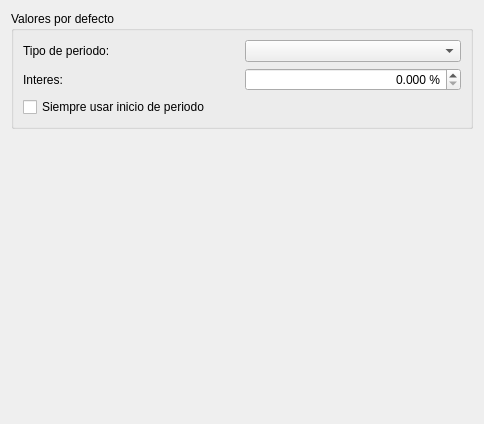
Qt form trunk/plugins/cuotas/formprefcuotasbase.ui (chungote/gestotux) before a commit.
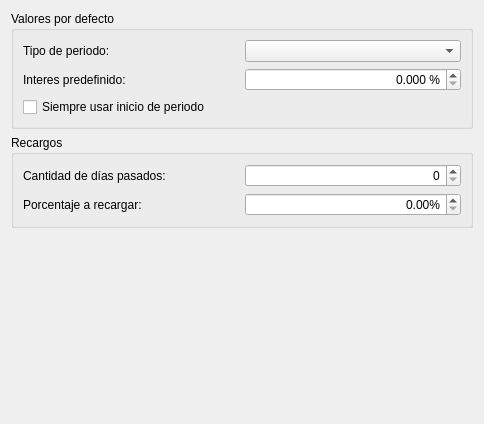
The same form after that commit.

Commit message: Agregadas capacidades de recargos para cuotas en recibos emitidos.

```diff
--- a/trunk/plugins/cuotas/formprefcuotasbase.ui
+++ b/trunk/plugins/cuotas/formprefcuotasbase.ui
@@ -13,7 +13,7 @@
   <property name="windowTitle">
    <string>Form</string>
   </property>
-  <layout class="QVBoxLayout" name="verticalLayout_2">
+  <layout class="QVBoxLayout" name="verticalLayout_3">
    <item>
     <widget class="QGroupBox" name="groupBox">
      <property name="title">
@@ -39,7 +39,7 @@
         <item>
          <widget class="QLabel" name="label_2">
           <property name="text">
-           <string>Interes:</string>
+           <string>Interes predefinido:</string>
           </property>
          </widget>
         </item>
@@ -68,6 +68,54 @@
      </layout>
     </widget>
    </item>
+   <item>
+    <widget class="QGroupBox" name="GBRecargos">
+     <property name="title">
+      <string>Recargos</string>
+     </property>
+     <layout class="QVBoxLayout" name="verticalLayout_2">
+      <item>
+       <layout class="QHBoxLayout" name="horizontalLayout_3">
+        <item>
+         <widget class="QLabel" name="label_3">
+          <property name="text">
+           <string>Cantidad de días pasados:</string>
+          </property>
+         </widget>
+        </item>
+        <item>
+         <widget class="QSpinBox" name="SBDias">
+          <property name="alignment">
+           <set>Qt::AlignRight|Qt::AlignTrailing|Qt::AlignVCenter</set>
+          </property>
+         </widget>
+        </item>
+       </layout>
+      </item>
+      <item>
+       <layout class="QHBoxLayout" name="horizontalLayout_4">
+        <item>
+         <widget class="QLabel" name="label_4">
+          <property name="text">
+           <string>Porcentaje a recargar:</string>
+          </property>
+         </widget>
+        </item>
+        <item>
+         <widget class="QDoubleSpinBox" name="DSBRecargo">
+          <property name="alignment">
+           <set>Qt::AlignRight|Qt::AlignTrailing|Qt::AlignVCenter</set>
+          </property>
+          <property name="suffix">
+           <string>%</string>
+          </property>
+         </widget>
+        </item>
+       </layout>
+      </item>
+     </layout>
+    </widget>
+   </item>
    <item>
     <spacer name="verticalSpacer">
      <property name="orientation">
```
The commit also changes 4 other files.
